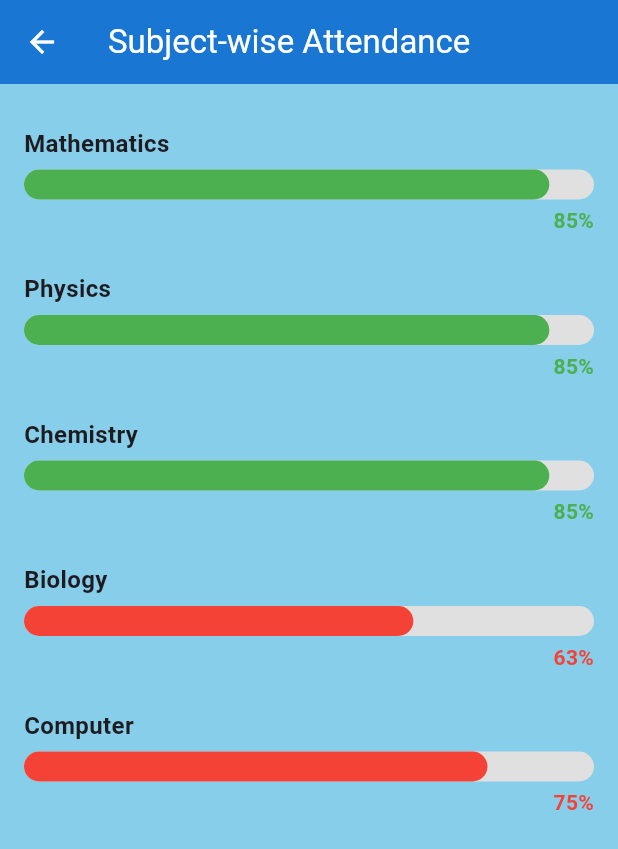
After one commit to yawansharma/SastraX-Flutter, a Flutter app: the SubjectWiseAttendancePage screen opened directly, on a phone screen of 412 x 824 dp. The commit adds this screen. Shown: the top 849 px of the screen. Run offline on Flutter 3.47's test engine with Material 3 defaults, Android fonts, the phone set to English and light mode, and no system bars; our stand-ins replace animate_do, auto_size_text, cached_network_image, confetti, firebase_auth, firebase_core and 4 more; accounts and stored records are empty.

Commit message:
Added subject wise attendance

```diff
--- a/lib/Models/theme_model.dart
+++ b/lib/Models/theme_model.dart
@@ -1,4 +1,5 @@
 import 'package:flutter/material.dart';
+import 'package:shared_preferences/shared_preferences.dart';
 
 class AppTheme {
   // Neon colors for dark theme
@@ -14,10 +15,8 @@ class AppTheme {
   static const Color primaryBlue = Color(0xFF1e3a8a);
   static const Color navyBlue = Color(0xFF1e3a8a);
 
-  //colours for credit page
-
+  // Colours for credit page
   static const Color primaryPurple = Color(0xFF6C63FF);
-  //static const Color navyBlue = Color(0xFF1A237E);
   static const Color skyBlue = Color(0xFF87CEEB);
   static const Color accentAqua = Color(0xFF00BCD4);
   static const Color successGreen = Color(0xFF4CAF50);
@@ -25,12 +24,8 @@ class AppTheme {
   static const Color warningOrange = Color(0xFFFF9800);
   static const Color backgroundLight = Color(0xFFF8F9FA);
   static const Color textDarkBlue = Color(0xFF2D3748);
- // static const Color neonBlue = Color(0xFF00E5FF);
 
-
-
-  //For credits
-
+  // Gradients
   static const LinearGradient primaryGradient = LinearGradient(
     begin: Alignment.topLeft,
     end: Alignment.bottomRight,
@@ -83,26 +78,22 @@ class AppTheme {
   // Box Shadows
   static List<BoxShadow> cardShadow = [
     BoxShadow(
-      color: Colors.black.withAlpha(0.1 as int),
+      color: Colors.black.withAlpha(25),
       blurRadius: 10,
-      offset: const Offset(0, 5),
+      offset: Offset(0, 5),
     ),
   ];
 
   static List<BoxShadow> elevatedShadow = [
     BoxShadow(
-      color: Colors.black.withAlpha(0.15 as int),
+      color: Colors.black.withAlpha(38),
       blurRadius: 20,
-      offset: const Offset(0, 10),
+      offset: Offset(0, 10),
     ),
   ];
 
-
-// FOR SGPA CALCULATOR
-
-  //static const Color primaryBlue = Color(0xFF9CAB92); // Light blue background
-  static const Color accentBlue = Color(0xFF4A8BF7); // Darker blue for buttons
-  //static const Color textDarkBlue = Color(0xFF2C3E50); // Dark text color
+  // SGPA Calculator
+  static const Color accentBlue = Color(0xFF4A8BF7);
   static const Color buttonTextColor = Colors.white;
 
   static const TextStyle titleTextStyle = TextStyle(
@@ -129,10 +120,6 @@ class AppTheme {
     color: textDarkBlue,
   );
 
-
-
-
-
   static ThemeData get lightTheme {
     return ThemeData(
       brightness: Brightness.light,
@@ -151,21 +138,6 @@ class AppTheme {
       ),
     );
   }
-
-
-
-
-
-
-
-
-
-
-
-
-
-
-
 
   static ThemeData get darkTheme {
     return ThemeData(
@@ -201,7 +173,12 @@ class AppColors {
 class ThemeProvider extends ChangeNotifier {
   bool _isDarkMode = false;
 
+  ThemeProvider() {
+    loadTheme(); // Load saved preference on init
+  }
+
   bool get isDarkMode => _isDarkMode;
+
   ThemeData get currentTheme => _isDarkMode ? AppTheme.darkTheme : AppTheme.lightTheme;
 
   // Color getters for easy access
@@ -215,8 +192,17 @@ class ThemeProvider extends ChangeNotifier {
   Color get textSecondaryColor => _isDarkMode ? Colors.white70 : Colors.grey[600]!;
   Color get iconColor => _isDarkMode ? Colors.grey : Colors.grey[600]!;
 
-  void toggleTheme() {
+  void toggleTheme() async {
     _isDarkMode = !_isDarkMode;
+    notifyListeners();
+
+    final prefs = await SharedPreferences.getInstance();
+    await prefs.setBool('isDarkMode', _isDarkMode);
+  }
+
+  void loadTheme() async {
+    final prefs = await SharedPreferences.getInstance();
+    _isDarkMode = prefs.getBool('isDarkMode') ?? false;
     notifyListeners();
   }
 }
--- a/lib/Pages/home_page.dart
+++ b/lib/Pages/home_page.dart
@@ -4,7 +4,7 @@ import 'package:http/http.dart' as http;
 import 'package:intl/intl.dart';
 import 'package:confetti/confetti.dart';
 import 'package:provider/provider.dart';
-
+import 'subject_wise_attendance.dart';
 import '../Components/timetable_widget.dart';
 import '../models/theme_model.dart';
 import '../components/theme_toggle_button.dart';
@@ -289,13 +289,20 @@ class _DashboardScreenState extends State<DashboardScreen> {
                   padding: const EdgeInsets.symmetric(vertical: 16, horizontal: 8),
                   child: attendancePercent < 0
                 ? const Center(child: CircularProgressIndicator())
-                      : AttendancePieChart(
+      : GestureDetector(
+          onTap: () => Navigator.push(
+            context,
+            MaterialPageRoute(builder: (_) => SubjectWiseAttendancePage()),
+          ),
+          child: AttendancePieChart(
             attendancePercentage: attendancePercent,
             attendedClasses: attendedClasses,
             totalClasses: totalClasses,
             bunkingDaysLeft: bunkLeft,
           ),
         ),
+),
+
               ),
             ),
             SliverPadding(
--- /dev/null
+++ b/lib/Pages/subject_wise_attendance.dart
@@ -0,0 +1,78 @@
+import 'package:flutter/material.dart';
+
+class SubjectWiseAttendancePage extends StatelessWidget {
+  final List<Map<String, dynamic>> subjects = [
+    {'name': 'Mathematics', 'percentage': 85},
+    {'name': 'Physics', 'percentage': 85},
+    {'name': 'Chemistry', 'percentage': 85},
+    {'name': 'Biology', 'percentage': 63},
+    {'name': 'Computer', 'percentage': 75},
+  ];
+
+  Color _getBarColor(int percent) {
+    return percent >= 80 ? Colors.green : Colors.red;
+  }
+
+  @override
+  Widget build(BuildContext context) {
+    return Scaffold(
+      appBar: AppBar(
+        title: const Text('Subject-wise Attendance'),
+        backgroundColor: Colors.blue.shade700,
+      ),
+      body: Padding(
+        padding: const EdgeInsets.all(16),
+        child: Column(
+          children: subjects.map((subject) {
+            final color = _getBarColor(subject['percentage']);
+            return Padding(
+              padding: const EdgeInsets.symmetric(vertical: 12),
+              child: Column(
+                crossAxisAlignment: CrossAxisAlignment.start,
+                children: [
+                  Text(
+                    subject['name'],
+                    style: const TextStyle(fontSize: 16, fontWeight: FontWeight.bold),
+                  ),
+                  const SizedBox(height: 6),
+                  Stack(
+                    children: [
+                      Container(
+                        height: 20,
+                        width: double.infinity,
+                        decoration: BoxDecoration(
+                          color: Colors.grey[300],
+                          borderRadius: BorderRadius.circular(10),
+                        ),
+                      ),
+                      Container(
+                        height: 20,
+                        width: MediaQuery.of(context).size.width *
+                            (subject['percentage'] / 100),
+                        decoration: BoxDecoration(
+                          color: color,
+                          borderRadius: BorderRadius.circular(10),
+                        ),
+                      ),
+                    ],
+                  ),
+                  const SizedBox(height: 4),
+                  Align(
+                    alignment: Alignment.centerRight,
+                    child: Text(
+                      '${subject['percentage']}%',
+                      style: TextStyle(
+                        color: color,
+                        fontWeight: FontWeight.bold,
+                      ),
+                    ),
+                  ),
+                ],
+              ),
+            );
+          }).toList(),
+        ),
+      ),
+    );
+  }
+}
```
Also changed, not shown: pubspec.lock. Lines whose indentation alone changed are shown as unchanged.
